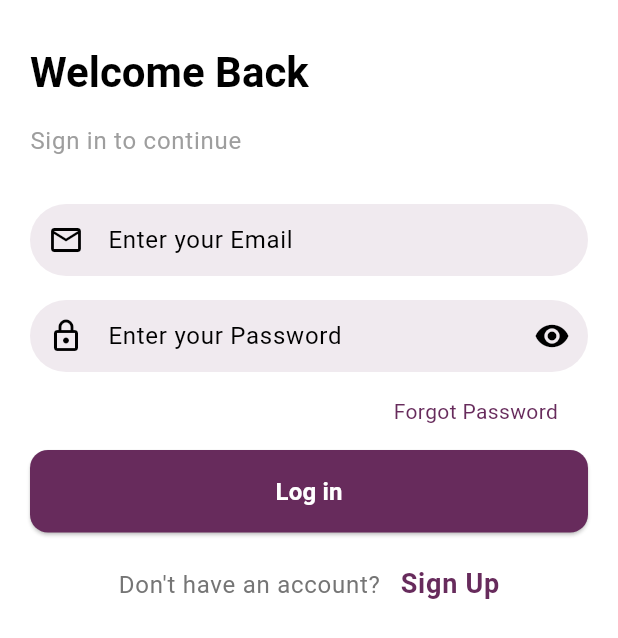
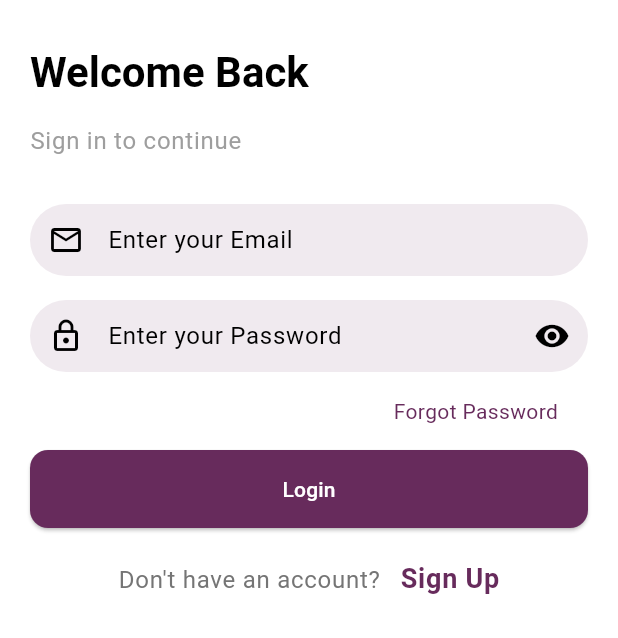
Before and after one commit to naman0274/gup_shup, a Flutter app: the screen it shows after launch, on a phone screen of 412 x 824 dp. Shown: the top 638 px of the screen. Run offline on Flutter 3.47's test engine with Material 3 defaults, Android fonts, the phone set to English and light mode, and no system bars; our stand-ins replace cloud_firestore, equatable, firebase_auth, firebase_core, flutter_bloc, get_it and 1 more; accounts and stored records are empty.

Commit message:
completed auth backend

```diff
--- /dev/null
+++ b/lib/core/utils/ui_utils.dart
@@ -0,0 +1,22 @@
+import 'package:flutter/cupertino.dart';
+import 'package:flutter/material.dart';
+
+class UiUtils {
+  static void showSnackBar(
+    BuildContext context, {
+    required String message,
+    bool isError = false,
+    Duration duration = const Duration(seconds: 2),
+  }) {
+    ScaffoldMessenger.of(context).removeCurrentSnackBar();
+    ScaffoldMessenger.of(context).showSnackBar(
+      SnackBar(
+        content: Text(message, style: TextStyle(color: Colors.white)),
+        backgroundColor: isError ? Colors.red : Colors.green,
+        duration: duration,
+        behavior: SnackBarBehavior.floating,
+        margin:EdgeInsets.all(16) ,
+      ),
+    );
+  }
+}
--- a/lib/data/services/service_locator.dart
+++ b/lib/data/services/service_locator.dart
@@ -20,5 +20,5 @@ Future<void> setupServiceLocator() async {
   );
   getIt.registerLazySingleton<FirebaseAuth>(() => FirebaseAuth.instance);
   getIt.registerLazySingleton(() => AuthRepository());
-  getIt.registerFactory(() => AuthCubit(authRepository: AuthRepository()));
+  getIt.registerLazySingleton(() => AuthCubit(authRepository: AuthRepository()));
 }
--- a/lib/presentation/screens/auth/login_screen.dart
+++ b/lib/presentation/screens/auth/login_screen.dart
@@ -11,6 +11,8 @@ import 'package:gup_shup/logic/cubits/auth/auth_state.dart';
 import 'package:gup_shup/presentation/screens/auth/signup_screen.dart';
 import 'package:gup_shup/presentation/screens/home/home_screen.dart';
 import 'package:gup_shup/router/app_router.dart';
+
+import '../../../core/utils/ui_utils.dart';
 
 class LoginScreen extends StatefulWidget {
   const LoginScreen({super.key});
@@ -62,7 +64,7 @@ class _LoginScreenState extends State<LoginScreen> {
     FocusScope.of(context).unfocus();
     if (_formKey.currentState?.validate() ?? false) {
       try {
-        getIt<AuthCubit>().signIn(
+        await getIt<AuthCubit>().signIn(
           email: emailController.text,
           password: passwordController.text,
         );
@@ -78,18 +80,17 @@ class _LoginScreenState extends State<LoginScreen> {
 
   @override
   Widget build(BuildContext context) {
-    return BlocListener<AuthCubit,AuthState>(
+    return BlocConsumer<AuthCubit, AuthState>(
       bloc: getIt<AuthCubit>(),
-      listenWhen: (previous,current){
-        return previous.status != current.status ||
-        previous.error != current.error;
-      },
-      listener: (context, state){
-      if(state.status == AuthStatus.authenticated){
-        getIt<AppRouter>().pushAndRemoveUntil( HomeScreen(),);
+      listener: (context, state) {
+        if (state.status == AuthStatus.authenticated) {
+          getIt<AppRouter>().pushAndRemoveUntil(HomeScreen());
+        } else if (state.status == AuthStatus.error && state.error != null) {
+          UiUtils.showSnackBar(context, message: state.error!);
         }
       },
-      child: Scaffold(
+      builder: (context, state) {
+        return Scaffold(
           body: SafeArea(
             child: Padding(
               padding: const EdgeInsets.symmetric(horizontal: 20),
@@ -101,9 +102,8 @@ class _LoginScreenState extends State<LoginScreen> {
                     SizedBox(height: 30),
                     Text(
                       "Welcome Back",
-                    style: Theme.of(context).textTheme.headlineMedium?.copyWith(
-                      fontWeight: FontWeight.bold,
-                    ),
+                      style: Theme.of(context).textTheme.headlineMedium
+                          ?.copyWith(fontWeight: FontWeight.bold),
                     ),
                     SizedBox(height: 16),
                     Text(
@@ -157,15 +157,23 @@ class _LoginScreenState extends State<LoginScreen> {
                       ],
                     ),
                     SizedBox(height: 16),
-                  CustomButton(onPressed: handleSignIn, text: ("Log in")),
+                    CustomButton(
+                      onPressed: handleSignIn,
+                      child: state.status == AuthStatus.loading
+                          ? CircularProgressIndicator()
+                          : Text(
+                              "Login",
+                              style: TextStyle(color: Colors.white),
+                            ),
+                      text: ("Log in"),
+                    ),
                     SizedBox(height: 20),
                     Center(
                       child: RichText(
                         text: TextSpan(
                           text: ("Don't have an account?   "),
-                        style: Theme.of(context).textTheme.bodyLarge?.copyWith(
-                          color: Colors.grey.shade600,
-                        ),
+                          style: Theme.of(context).textTheme.bodyLarge
+                              ?.copyWith(color: Colors.grey.shade600),
                           children: [
                             TextSpan(
                               text: ("Sign Up"),
@@ -190,13 +198,13 @@ class _LoginScreenState extends State<LoginScreen> {
                         ),
                       ),
                     ),
-
                   ],
                 ),
               ),
             ),
           ),
-      ),
+        );
+      },
     );
   }
 }
```
Also changed, not shown: lib/data/repositories/auth_repository.dart (+73 -14 lines), lib/presentation/screens/auth/signup_screen.dart (+30 -13 lines), lib/presentation/screens/home/home_screen.dart (+11 -6 lines). Lines whose indentation alone changed are shown as unchanged.
